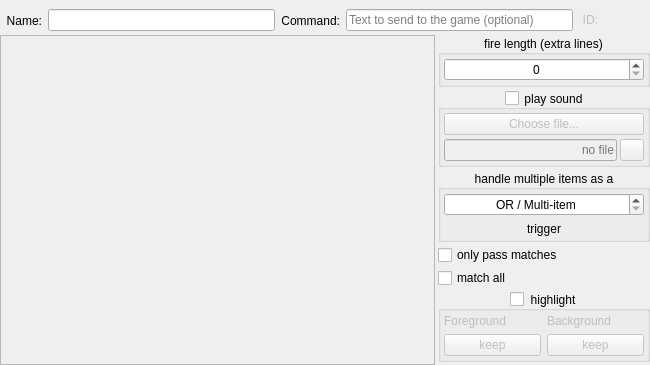
Above: src/ui/triggers_main_area.ui from MorquinDevlar/Mudlet before the change. Below: the same form after it.
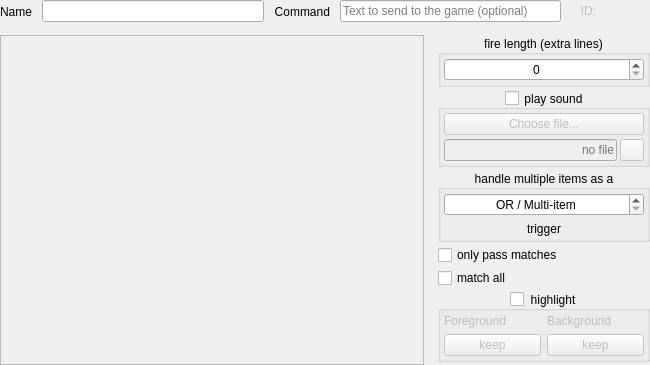
That is the form after the change. Icons and pictures are not drawn.

Diff of the .ui file:
```diff
--- a/src/ui/triggers_main_area.ui
+++ b/src/ui/triggers_main_area.ui
@@ -29,8 +29,11 @@
    <property name="bottomMargin">
     <number>0</number>
    </property>
-   <property name="spacing">
-    <number>3</number>
+   <property name="horizontalSpacing">
+    <number>14</number>
+   </property>
+   <property name="verticalSpacing">
+    <number>12</number>
    </property>
    <item row="0" column="0" colspan="2">
     <widget class="QWidget" name="widget_top" native="true">
@@ -40,15 +43,18 @@
        <verstretch>0</verstretch>
       </sizepolicy>
      </property>
-     <property name="autoFillBackground">
-      <bool>true</bool>
-     </property>
      <layout class="QHBoxLayout" name="horizontalLayout_widget_top" stretch="0,1,0,1,0,0">
+      <property name="spacing">
+       <number>10</number>
+      </property>
       <property name="leftMargin">
-       <number>6</number>
+       <number>0</number>
+      </property>
+      <property name="topMargin">
+       <number>0</number>
       </property>
       <property name="rightMargin">
-       <number>6</number>
+       <number>0</number>
       </property>
       <property name="bottomMargin">
        <number>0</number>
@@ -62,7 +68,7 @@
          </sizepolicy>
         </property>
         <property name="text">
-         <string>Name:</string>
+         <string>Name</string>
         </property>
         <property name="alignment">
          <set>Qt::AlignRight|Qt::AlignTrailing|Qt::AlignVCenter</set>
@@ -82,7 +88,7 @@
       <item>
        <widget class="QLabel" name="label_trigger_command">
         <property name="text">
-         <string>Command:</string>
+         <string>Command</string>
         </property>
         <property name="alignment">
          <set>Qt::AlignRight|Qt::AlignTrailing|Qt::AlignVCenter</set>
@@ -108,17 +114,20 @@
          <enum>QFrame::NoFrame</enum>
         </property>
         <layout class="QHBoxLayout" name="horizontalLayout_frameId">
+         <property name="spacing">
+          <number>4</number>
+         </property>
          <property name="leftMargin">
-          <number>3</number>
+          <number>9</number>
          </property>
          <property name="topMargin">
-          <number>0</number>
+          <number>3</number>
          </property>
          <property name="rightMargin">
-          <number>3</number>
+          <number>9</number>
          </property>
          <property name="bottomMargin">
-          <number>0</number>
+          <number>3</number>
          </property>
          <item alignment="Qt::AlignVCenter">
           <widget class="QLabel" name="label_idLabel">
@@ -185,7 +194,7 @@
     <widget class="QWidget" name="widget_left" native="true">
      <layout class="QVBoxLayout" name="verticalLayout_left" stretch="1">
       <property name="spacing">
-       <number>3</number>
+       <number>10</number>
       </property>
       <property name="leftMargin">
        <number>0</number>
```
